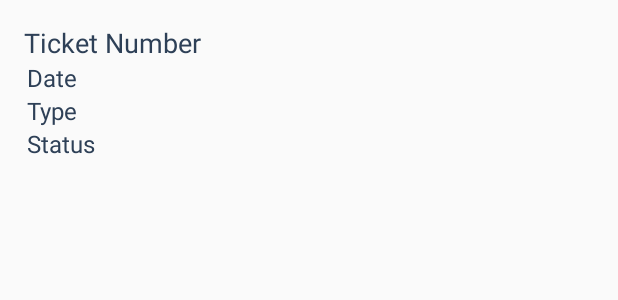
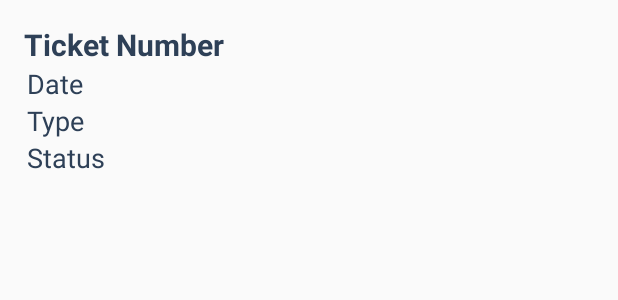
Before and after one commit to jonastoussaint/Got-It-CustomerService-App2, an Android app: the layout mytask.xml on its own in the app's theme, with its tools: preview values and no code run, on a phone screen of 412 x 824 dp. Shown: the top 300 px of the screen. Run offline under Robolectric (Android 15) with nearby library versions, the phone set to English and light mode, and no system bars; Roboto replaces fonts that are not available here.

```diff
--- a/app/src/main/java/com/example/testproject/ParseApplication.java
+++ b/app/src/main/java/com/example/testproject/ParseApplication.java
@@ -10,7 +10,7 @@ public class ParseApplication extends Application {
     @Override
     public void onCreate() {
         super.onCreate();
-
+        ParseObject.registerSubclass(Tickets.class);
         Parse.initialize(new Parse.Configuration.Builder(this).applicationId("cjones-parse-server")
                 .clientKey("Grayson2015")
                 .server("https://parse-server-example-cjones.herokuapp.com/parse")
--- a/app/src/main/res/layout/fragment_gallery.xml
+++ b/app/src/main/res/layout/fragment_gallery.xml
@@ -12,5 +12,6 @@
         android:layout_height="match_parent"
         tools:layout_editor_absoluteX="162dp"
         tools:layout_editor_absoluteY="221dp"
+        android:background="@color/lightyellow"
  />
 </androidx.constraintlayout.widget.ConstraintLayout>
--- a/app/src/main/res/layout/mytask.xml
+++ b/app/src/main/res/layout/mytask.xml
@@ -2,7 +2,7 @@
 <androidx.constraintlayout.widget.ConstraintLayout xmlns:android="http://schemas.android.com/apk/res/android"
     xmlns:tools="http://schemas.android.com/tools"
     android:layout_width="match_parent"
-    android:layout_height="match_parent"
+    android:layout_height="130dp"
     xmlns:app="http://schemas.android.com/apk/res-auto">
 
     <TextView
@@ -16,7 +16,8 @@
         android:fontFamily="@font/convergence"
         android:text="Ticket Number"
         android:textColor="@color/navy"
-        android:textSize="18sp"
+        android:textSize="20sp"
+        android:textStyle="bold"
         app:layout_constraintStart_toStartOf="parent"
         app:layout_constraintTop_toTopOf="parent" />
 
@@ -30,7 +31,7 @@
         android:fontFamily="@font/convergence"
         android:text="Date"
         android:textColor="@color/navy"
-        android:textSize="16sp"
+        android:textSize="18sp"
         app:layout_constraintStart_toStartOf="parent"
         app:layout_constraintTop_toBottomOf="@id/ticketNum_lbl" />
 
@@ -44,7 +45,7 @@
         android:fontFamily="@font/convergence"
         android:text="Type"
         android:textColor="@color/navy"
-        android:textSize="16sp"
+        android:textSize="18sp"
         app:layout_constraintStart_toStartOf="parent"
         app:layout_constraintTop_toBottomOf="@id/ticketDate_lbl" />
 
@@ -58,7 +59,7 @@
         android:fontFamily="@font/convergence"
         android:text="Status"
         android:textColor="@color/navy"
-        android:textSize="16sp"
+        android:textSize="18sp"
         app:layout_constraintStart_toStartOf="parent"
         app:layout_constraintTop_toBottomOf="@id/ticketType" />
 </androidx.constraintlayout.widget.ConstraintLayout>
--- a/app/src/main/res/values/colors.xml
+++ b/app/src/main/res/values/colors.xml
@@ -5,4 +5,5 @@
     <color name="colorAccent">#03DAC5</color>
     <color name="navy">#2E4057</color>
     <color name="gray">#707070</color>
+    <color name="lightyellow">#f7ffdd</color>
 </resources>
```
Also changed, not shown: app/src/main/java/com/example/testproject/MainActivity.java (+13 -3 lines), app/src/main/java/com/example/testproject/ui/gallery/GalleryFragment.java (+38 -5 lines), app/src/main/java/com/example/testproject/ui/home/HomeFragment.java (+13 -0 lines).
